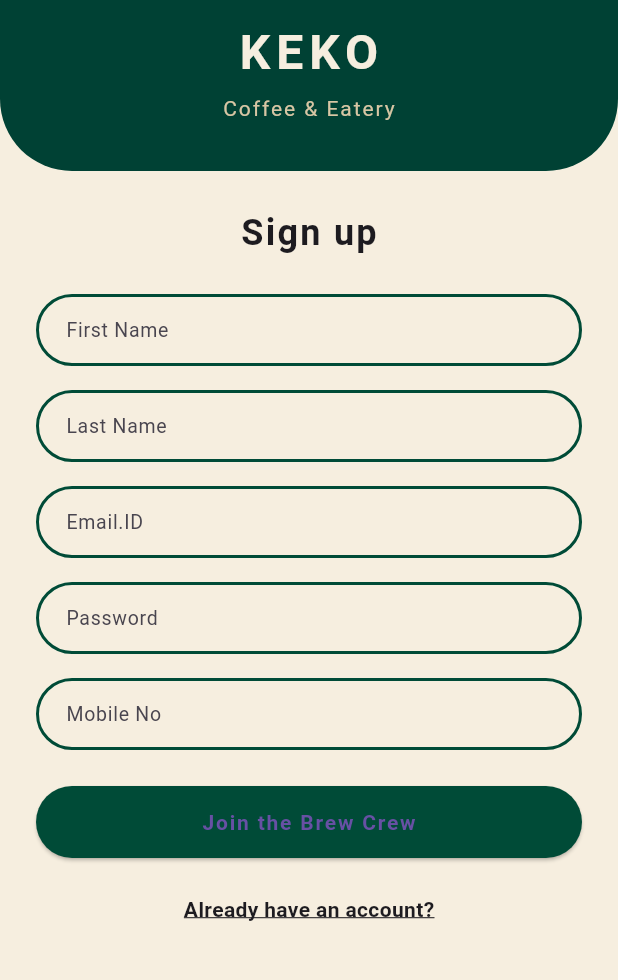
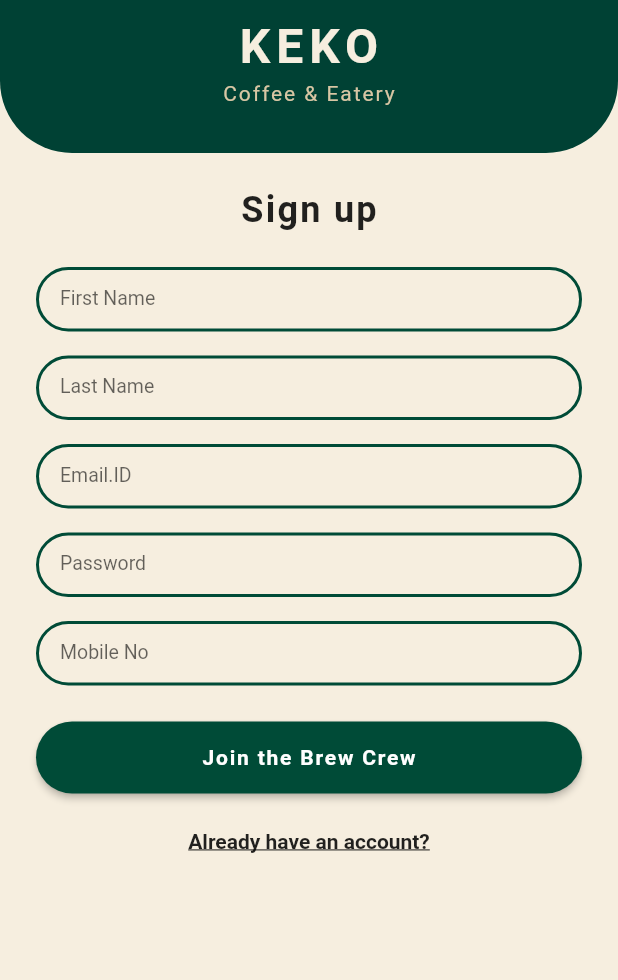
Before and after one commit to bagusromadhon/CoffeShop_APP, a Flutter app: the screen it shows after launch, after a tap on "Sign up", on a phone screen of 412 x 824 dp, the part 156-1136 px from its top. Run offline on Flutter 3.47's test engine with Material 3 defaults, Android fonts, the phone set to English and light mode, and no system bars; our stand-ins replace flutter_dotenv, get, shared_preferences, supabase_flutter; accounts and stored records are empty.

Commit message:
[Add] theme dark , espresso dark theme & light dark theme

```diff
--- /dev/null
+++ b/lib/core/controllers/theme_controller.dart
@@ -0,0 +1,64 @@
+import 'package:flutter/material.dart';
+import 'package:get/get.dart';
+
+import '../../services/theme_service.dart';
+
+class ThemeController extends GetxController {
+  var isDark = false.obs;
+
+  // LIGHT = cream latte vibes
+  ThemeData get lightTheme {
+    const cream = Color(0xFFF6EEDF);
+    const darkGreen = Color(0xFF004134);
+
+    return ThemeData(
+      brightness: Brightness.light,
+      scaffoldBackgroundColor: cream,
+      colorScheme: ColorScheme.fromSeed(
+        seedColor: darkGreen,
+        brightness: Brightness.light,
+      ),
+      appBarTheme: const AppBarTheme(
+        backgroundColor: darkGreen,
+        foregroundColor: Colors.white,
+      ),
+      useMaterial3: false,
+    );
+  }
+
+  // DARK = espresso vibes
+  ThemeData get darkTheme {
+    const espresso = Color(0xFF1A120B);
+    const latteFoam = Color(0xFFD2B48C);
+
+    return ThemeData(
+      brightness: Brightness.dark,
+      scaffoldBackgroundColor: espresso,
+      colorScheme: ColorScheme.fromSeed(
+        seedColor: latteFoam,
+        brightness: Brightness.dark,
+      ),
+      appBarTheme: AppBarTheme(
+        backgroundColor: espresso,
+        foregroundColor: latteFoam,
+      ),
+      useMaterial3: false,
+    );
+  }
+
+  @override
+  void onInit() {
+    super.onInit();
+    _loadTheme();
+  }
+
+  Future<void> _loadTheme() async {
+    final saved = await ThemeService.getIsDark();
+    isDark.value = saved;
+  }
+
+  Future<void> toggleTheme(bool value) async {
+    isDark.value = value;
+    await ThemeService.saveIsDark(value);
+  }
+}
--- a/lib/core/routes/app_pages.dart
+++ b/lib/core/routes/app_pages.dart
@@ -6,6 +6,9 @@
 
 import '../../features/home/presentation/home_page.dart';
 import '../../features/home/bindings/home_binding.dart';
+
+import '../../core/controllers/theme_controller.dart';
+import '../../features/settings/settings_page.dart';
 
 import 'app_routes.dart';
 
@@ -28,5 +31,10 @@
       page: () => const HomePage(),
       binding: HomeBinding(),
     ),
+    GetPage(
+      name: Routes.settings,
+      page: () => const SettingsPage(),
+      // kita gak perlu binding khusus di settings
+    ),
   ];
 }
--- a/lib/core/routes/app_routes.dart
+++ b/lib/core/routes/app_routes.dart
@@ -2,4 +2,6 @@
   static const login = '/login';
   static const signup = '/signup';
   static const home = '/home';
+  static const settings = '/settings';
+
 }
--- a/lib/main.dart
+++ b/lib/main.dart
@@ -1,38 +1,43 @@
 import 'package:flutter/material.dart';
 import 'package:flutter_dotenv/flutter_dotenv.dart';
 import 'package:supabase_flutter/supabase_flutter.dart';
+import 'core/controllers/theme_controller.dart';
 import 'package:get/get.dart';
 
 import 'core/routes/app_pages.dart';
 
 Future<void> main() async {
   WidgetsFlutterBinding.ensureInitialized();
-
-  // load .env
   await dotenv.load(fileName: ".env");
 
-  // init Supabase
   await Supabase.initialize(
     url: dotenv.env['SUPABASE_URL']!,
     anonKey: dotenv.env['SUPABASE_ANON_KEY']!,
   );
 
+  // register ThemeController sebagai global
+  Get.put<ThemeController>(ThemeController(), permanent: true);
+
   runApp(const MyApp());
 }
+
 
 class MyApp extends StatelessWidget {
   const MyApp({super.key});
 
   @override
   Widget build(BuildContext context) {
-    return GetMaterialApp(
-      debugShowCheckedModeBanner: false,
-      title: 'KEKO Coffee',
-      initialRoute: AppPages.initial,
-      getPages: AppPages.pages,
-      // sementara theme simple dulu aja
-      theme: ThemeData(
-        primarySwatch: Colors.green,
+    final themeC = Get.find<ThemeController>();
+
+    return Obx(
+      () => GetMaterialApp(
+        debugShowCheckedModeBanner: false,
+        title: 'KEKO Coffee',
+        initialRoute: AppPages.initial,
+        getPages: AppPages.pages,
+        theme: themeC.lightTheme,
+        darkTheme: themeC.darkTheme,
+        themeMode: themeC.isDark.value ? ThemeMode.dark : ThemeMode.light,
       ),
     );
   }
--- /dev/null
+++ b/lib/services/theme_service.dart
@@ -0,0 +1,16 @@
+import 'package:shared_preferences/shared_preferences.dart';
+
+class ThemeService {
+  static const _keyIsDark = 'isDarkTheme';
+
+  static Future<bool> getIsDark() async {
+    final prefs = await SharedPreferences.getInstance();
+    // default: false (cream latte)
+    return prefs.getBool(_keyIsDark) ?? false;
+  }
+
+  static Future<void> saveIsDark(bool value) async {
+    final prefs = await SharedPreferences.getInstance();
+    await prefs.setBool(_keyIsDark, value);
+  }
+}
--- a/pubspec.yaml
+++ b/pubspec.yaml
@@ -36,6 +36,7 @@
   path_provider: ^2.1.0
   flutter_dotenv: ^5.1.0
   get: ^4.6.6
+  shared_preferences: ^2.3.0
   # The following adds the Cupertino Icons font to your application.
   # Use with the CupertinoIcons class for iOS style icons.
   cupertino_icons: ^1.0.8
```
Also changed, not shown: lib/data/models/menu_item_model.dart (added, +28 -0 lines), lib/features/home/presentation/home_page.dart (+12 -0 lines), lib/features/settings/settings_page.dart (added, +30 -0 lines), pubspec.lock.
